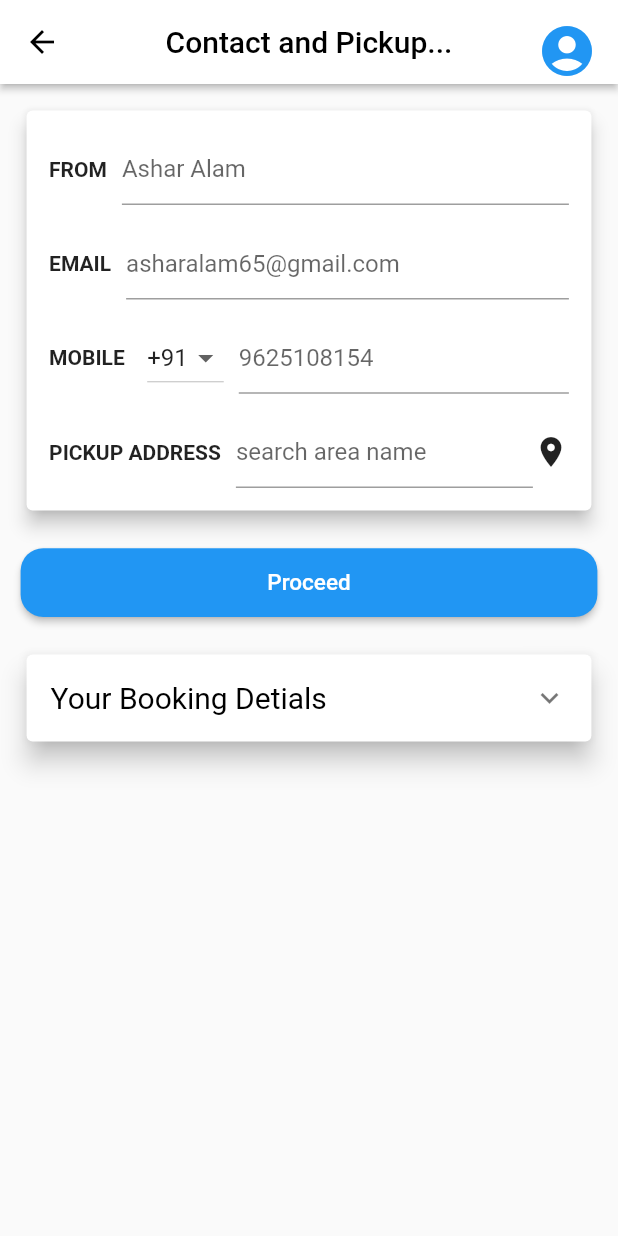
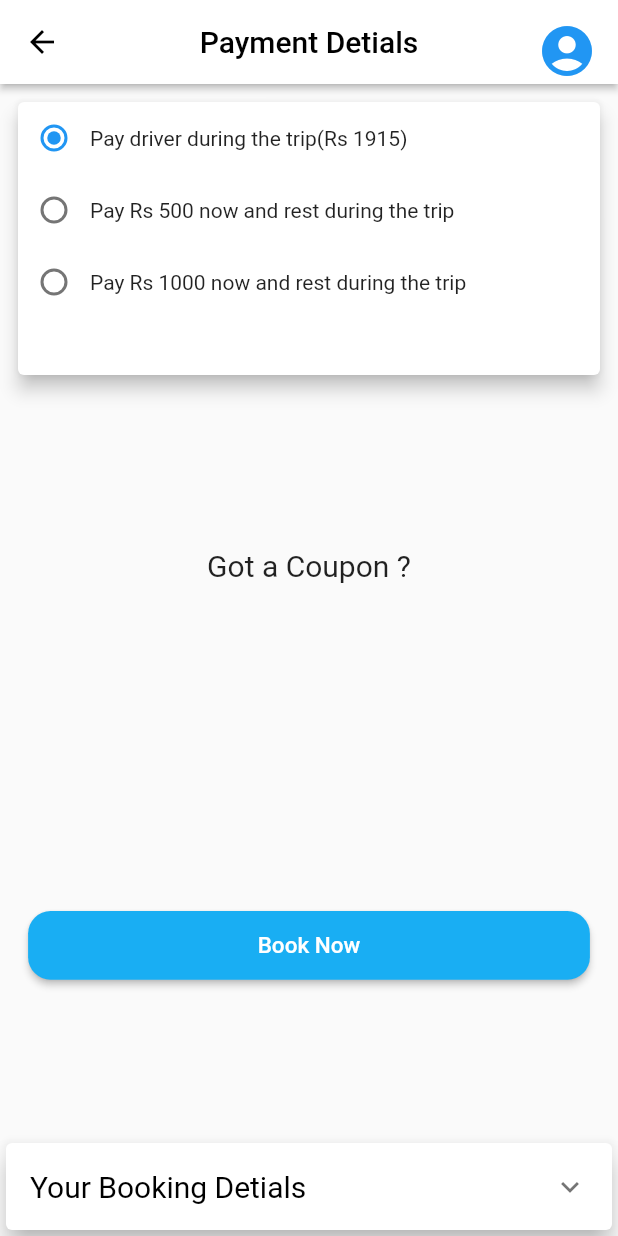
Before and after one commit to ashar-alam/car_rental, a Flutter app: the MyContactAndPickup screen opened directly, after a tap on "Proceed", on a phone screen of 412 x 824 dp. Run offline on Flutter 3.47's test engine with Material 2 defaults, Android fonts, the phone set to English and light mode, and no system bars.

Commit message:
new screen paymentDetials

```diff
--- a/lib/screens/account.dart
+++ b/lib/screens/account.dart
@@ -1,7 +1,10 @@
+import 'package:car_rental/utils/AppStyle.dart';
 import 'package:car_rental/utils/StringManager.dart';
 import 'package:car_rental/utils/utils.dart';
 import 'package:car_rental/widgets/button.dart';
 import 'package:flutter/material.dart';
+
+import '../widgets/AppBarView.dart';
 
 class MyAccount extends StatefulWidget {
   const MyAccount({Key? key}) : super(key: key);
@@ -14,38 +17,34 @@ class _MyAccountState extends State<MyAccount> {
   @override
   Widget build(BuildContext context) {
     return Scaffold(
-      appBar: AppBar(
-        title: const Text(
-          StringManager.account,
-          style: TextStyle(fontSize: 30),
-        ),
+      appBar: AppBarView().appBar(
+        context,
+        title: StringManager.account,
+        actions: [],
       ),
       body: SingleChildScrollView(
         padding: EdgeInsets.all(Utils.getWidth(context)) / 20,
-        child: Form(
+        child: Column(
+          mainAxisAlignment: MainAxisAlignment.spaceAround,
+          children: [
+            Form(
               child: Column(
                 children: [
                   TextFormField(
                     decoration: const InputDecoration(
                       label: Text(
                         StringManager.name,
-                    style: TextStyle(fontSize: 20),
+                        style: TextStyle(fontSize: 18),
                       ),
                     ),
-              ),
-              const SizedBox(
-                height: 10,
                   ),
                   TextFormField(
                     decoration: const InputDecoration(
                       label: Text(
                         StringManager.mobile,
-                    style: TextStyle(fontSize: 20),
+                        style: TextStyle(fontSize: 18),
                       ),
                     ),
-              ),
-              const SizedBox(
-                height: 10,
                   ),
                   TextFormField(
                     decoration: const InputDecoration(
@@ -55,21 +54,24 @@ class _MyAccountState extends State<MyAccount> {
                       ),
                     ),
                   ),
-              const SizedBox(
-                height: 40,
+                  const SizedBox(height: 20),
+                ],
+              ),
             ),
             MyButton(
               title: StringManager.update,
             ),
             const SizedBox(
-                height: 20,
+              height: 12,
             ),
             Row(
+              mainAxisAlignment: MainAxisAlignment.spaceBetween,
               children: [
                 TextButton(
                   style: TextButton.styleFrom(
                     textStyle: const TextStyle(
-                        fontSize: 20,
+                      fontSize: 15,
+                      fontWeight: FontWeight.w500,
                     ),
                   ),
                   onPressed: () {},
@@ -81,41 +83,51 @@ class _MyAccountState extends State<MyAccount> {
                 TextButton(
                   style: TextButton.styleFrom(
                     textStyle: const TextStyle(
-                        fontSize: 20,
-                      ),
+                        fontSize: 15, fontWeight: FontWeight.w500),
                   ),
                   onPressed: () {},
                   child: const Text(
-                      StringManager.forgotPassword,
-                      style: TextStyle(color: Colors.green),
+                    StringManager.updatePassword,
+                    style: TextStyle(color: AppStyle.lightBlue),
                   ),
                 ),
               ],
             ),
             const SizedBox(
-                height: 40,
+              height: 20,
             ),
             ElevatedButton(
               style: ElevatedButton.styleFrom(
                 side: const BorderSide(
-                    color: Colors.green,
+                  color: AppStyle.lightBlue,
                 ),
                 primary: Colors.white,
                 minimumSize: Size(
-                    Utils.getWidth(context) / 10,
-                    Utils.getHeight(context) / 15,
+                  Utils.getWidth(context) / 3.5,
+                  Utils.getHeight(context) / 20,
                 ),
               ),
               onPressed: () {},
               child: const Text(
                 StringManager.booking,
-                  style: TextStyle(color: Colors.black),
+                style: TextStyle(color: AppStyle.lightBlue),
+              ),
+            ),
+            const SizedBox(
+              height: 200,
+            ),
+            const BottomAppBar(
+              color: AppStyle.lightBlue,
+              child: Padding(
+                padding: EdgeInsets.all(10.0),
+                child: Text(
+                  "For any feedback or concerns related to your booking,\n please mail us at orders@savari.com or call us at\n 9625108154",
+                ),
               ),
             ),
           ],
         ),
       ),
-      ),
     );
   }
 }
--- a/lib/screens/contactPickUp.dart
+++ b/lib/screens/contactPickUp.dart
@@ -1,3 +1,4 @@
+import 'package:car_rental/screens/paymentDetials.dart';
 import 'package:car_rental/utils/StringManager.dart';
 import 'package:car_rental/widgets/text.dart';
 import 'package:flutter/material.dart';
@@ -21,7 +22,7 @@ class _MyContactAndPickupState extends State<MyContactAndPickup> {
     return Scaffold(
       appBar: AppBarView().appBar(
         context,
-        title: StringManager.title,
+        title: StringManager.contactPickup,
         actions: [
           GestureDetector(
             onTap: () {
@@ -49,7 +50,7 @@ class _MyContactAndPickupState extends State<MyContactAndPickup> {
             children: [
               SizedBox(
                 width: Utils.getWidth(context) / 1,
-                height: Utils.getHeight(context) / 3,
+                // height: Utils.getHeight(context) / 3,
                 child: Card(
                   elevation: 5,
                   child: Padding(
@@ -143,13 +144,13 @@ class _MyContactAndPickupState extends State<MyContactAndPickup> {
                   ),
                 ),
               ),
-              const SizedBox(
-                height: 20,
-              ),
+              // const SizedBox(
+              //   height: 20,
+              // ),
               ElevatedButton(
                 style: ElevatedButton.styleFrom(
                   shape: RoundedRectangleBorder(
-                      borderRadius: BorderRadius.circular(15)),
+                      borderRadius: BorderRadius.circular(10)),
                   minimumSize: Size(
                     Utils.getWidth(context) / 1,
                     Utils.getHeight(context) / 18,
@@ -158,7 +159,7 @@ class _MyContactAndPickupState extends State<MyContactAndPickup> {
                 onPressed: () {
                   Navigator.of(context).push(
                     MaterialPageRoute(
-                      builder: (context) => const MyContactAndPickup(),
+                      builder: (context) => const MyPaymentDetials(),
                     ),
                   );
                 },
@@ -167,13 +168,13 @@ class _MyContactAndPickupState extends State<MyContactAndPickup> {
                   style: TextStyle(fontSize: 15),
                 ),
               ),
-              const SizedBox(
-                height: 20,
-              ),
-              // SizedBox(
-              //   width: Utils.getWidth(context) / 1,
-              //   height: Utils.getHeight(context) / 3,
-              Card(
+              // const SizedBox(
+              //   height: 20,
+              // ),
+              SizedBox(
+                width: Utils.getWidth(context) / 1,
+                // height: Utils.getHeight(context) / 1.5,
+                child: Card(
                   elevation: 7,
                   child: ExpansionTile(
                     title: const Text(
@@ -268,7 +269,7 @@ class _MyContactAndPickupState extends State<MyContactAndPickup> {
                     ],
                   ),
                 ),
-              // ),
+              ),
             ],
           ),
         ),
--- a/lib/screens/outstation.dart/oneWay.dart
+++ b/lib/screens/outstation.dart/oneWay.dart
@@ -124,7 +124,7 @@ class _OneWayState extends State<OneWay> with SingleTickerProviderStateMixin {
                   MyText(
                     title: StringManager.rent,
                     style: const TextStyle(
-                      color: Color.fromARGB(255, 120, 216, 248),
+                      color: Color.fromARGB(255, 90, 225, 245),
                     ),
                   ),
                   const SizedBox(
--- /dev/null
+++ b/lib/screens/paymentDetials.dart
@@ -0,0 +1,244 @@
+import 'package:car_rental/utils/AppStyle.dart';
+import 'package:car_rental/widgets/headText.dart';
+import 'package:flutter/material.dart';
+
+import '../utils/StringManager.dart';
+import '../utils/utils.dart';
+import '../widgets/AppBarView.dart';
+import '../widgets/iconButton.dart';
+
+class MyPaymentDetials extends StatefulWidget {
+  const MyPaymentDetials({Key? key}) : super(key: key);
+
+  @override
+  State<MyPaymentDetials> createState() => _MyPaymentDetialsState();
+}
+
+class _MyPaymentDetialsState extends State<MyPaymentDetials> {
+  final int _value = 1;
+  @override
+  Widget build(BuildContext context) {
+    return Scaffold(
+      appBar: AppBarView().appBar(
+        context,
+        title: StringManager.paymentDetials,
+        actions: [
+          GestureDetector(
+            onTap: () {
+              // Navigator.pushNamed(context, Routes.profile);
+            },
+            child: Container(
+              padding: EdgeInsets.all(Utils.getWidth(context) / 90.0),
+              decoration: BoxDecoration(
+                shape: BoxShape.circle,
+                border: Border.all(
+                  color: Colors.transparent,
+                  width: 1.5,
+                ),
+              ),
+              child: const MyIconButton(),
+            ),
+          ),
+        ],
+      ),
+      body: Column(
+        mainAxisAlignment: MainAxisAlignment.spaceBetween,
+        children: [
+          SizedBox(
+            width: Utils.getWidth(context) / 1,
+            height: Utils.getHeight(context) / 4,
+            child: Padding(
+              padding: const EdgeInsets.all(8.0),
+              child: Card(
+                elevation: 5,
+                child: Column(
+                  children: [
+                    Row(
+                      children: [
+                        Radio(
+                          value: 1,
+                          groupValue: _value,
+                          onChanged: (value) {
+                            // setState(() {
+                            //   _value = value;
+                            // });
+                          },
+                        ),
+                        const Text(StringManager.payDuringTheTrip),
+                      ],
+                    ),
+                    Row(
+                      children: [
+                        Radio(
+                          value: 2,
+                          groupValue: _value,
+                          onChanged: (value) {
+                            // setState(() {
+                            //   _value = value;
+                            // });
+                          },
+                        ),
+                        const Text(StringManager.pay500Now),
+                      ],
+                    ),
+                    Row(
+                      children: [
+                        Radio(
+                          value: 3,
+                          groupValue: _value,
+                          onChanged: (value) {
+                            // setState(() {
+                            //   _value = value;
+                            // });
+                          },
+                        ),
+                        const Text(StringManager.pay1000Now),
+                      ],
+                    ),
+                  ],
+                ),
+              ),
+            ),
+          ),
+          MyText(
+            title: StringManager.gotCoupon,
+            style: const TextStyle(fontSize: 20),
+          ),
+          const SizedBox(
+            height: 10,
+          ),
+          // Row(
+          //   children: const [
+          //     TextField(
+          //       decoration: InputDecoration(
+          //           border: OutlineInputBorder(), labelText: "coupon"),
+          //     ),
+          //     ElevatedButton(
+          //       style: ,
+          //       onPressed: (){}, child: Text("hello"))
+          //   ],
+          // ),
+          // MyButton(title: StringManager.booknow),
+          ElevatedButton(
+            style: ElevatedButton.styleFrom(
+              primary: AppStyle.lightBlue,
+              shape: RoundedRectangleBorder(
+                borderRadius: BorderRadius.circular(15),
+              ),
+              minimumSize: Size(
+                Utils.getWidth(context) / 1.1,
+                Utils.getHeight(context) / 18,
+              ),
+            ),
+            onPressed: () {
+              // Navigator.of(context).push(
+              //   MaterialPageRoute(
+              //     builder: (context) => const MyPaymentDetials(),
+              //   ),
+              // );
+            },
+            child: const Text(
+              StringManager.booknow,
+              style: TextStyle(fontSize: 15),
+            ),
+          ),
+          Card(
+            elevation: 7,
+            child: ExpansionTile(
+              title: const Text(
+                StringManager.bookingDetials,
+                style: TextStyle(fontSize: 20.0, color: Colors.black),
+              ),
+              children: <Widget>[
+                ListTile(
+                  title: Row(
+                    mainAxisAlignment: MainAxisAlignment.spaceBetween,
+                    children: [
+                      const Text(
+                        StringManager.pickupCity,
+                        style: TextStyle(
+                            fontSize: 12, fontWeight: FontWeight.w600),
+                      ),
+                      MyText(
+                        title: "Jabalpur,Madhya Pardesh",
+                        style: const TextStyle(
+                            fontSize: 12, fontWeight: FontWeight.w600),
+                      ),
+                    ],
+                  ),
+                ),
+                ListTile(
+                  title: Row(
+                    mainAxisAlignment: MainAxisAlignment.spaceBetween,
+                    children: [
+                      const Text(
+                        StringManager.tripType,
+                        style: TextStyle(
+                            fontSize: 12, fontWeight: FontWeight.w600),
+                      ),
+                      MyText(
+                        title: "Local 8 hrs|80kms",
+                        style: const TextStyle(
+                            fontSize: 12, fontWeight: FontWeight.w600),
+                      ),
+                    ],
+                  ),
+                ),
+                ListTile(
+                  title: Row(
+                    mainAxisAlignment: MainAxisAlignment.spaceBetween,
+                    children: [
+                      const Text(
+                        StringManager.pickupDateTime,
+                        style: TextStyle(
+                            fontSize: 12, fontWeight: FontWeight.w600),
+                      ),
+                      MyText(
+                        title: "24-08-2022|01:00 PM",
+                        style: const TextStyle(
+                            fontSize: 12, fontWeight: FontWeight.w600),
+                      ),
+                    ],
+                  ),
+                ),
+                ListTile(
+                  title: Row(
+                    mainAxisAlignment: MainAxisAlignment.spaceBetween,
+                    children: [
+                      const Text(
+                        StringManager.careType,
+                        style: TextStyle(
+                            fontSize: 12, fontWeight: FontWeight.w600),
+                      ),
+                      MyText(
+                        title: "Toyota Ertios or Equivalant",
+                        style: const TextStyle(
+                            fontSize: 12, fontWeight: FontWeight.w600),
+                      ),
+                    ],
+                  ),
+                ),
+                ListTile(
+                  title: Row(
+                    mainAxisAlignment: MainAxisAlignment.spaceBetween,
+                    children: [
+                      const Text(
+                        StringManager.totalFare,
+                        style: TextStyle(fontWeight: FontWeight.bold),
+                      ),
+                      MyText(
+                        title: "Rs 1995",
+                        style: const TextStyle(
+                            fontSize: 15, fontWeight: FontWeight.bold),
+                      ),
+                    ],
+                  ),
+                ),
+              ],
+            ),
+          ),
+        ],
+      ),
+    );
+  }
+}
--- /dev/null
+++ b/lib/utils/AppStyle.dart
@@ -0,0 +1,10 @@
+
+//class to use throughout the class
+
+import 'package:flutter/material.dart';
+
+class AppStyle{
+static const Color lightBlue = Color.fromARGB(255, 25, 174, 243);
+// static const String lightBlue = Color.fromRGB(32,168,215);
+
+}
--- a/lib/utils/StringManager.dart
+++ b/lib/utils/StringManager.dart
@@ -22,14 +22,15 @@ class StringManager {
   static const String toAirport = 'To Airport';
   static const String city = 'CITY';
   static const String dropAddress = 'DROP ADDRESS';
+  // Account Screen
   static const String account = 'Account';
   static const String name = 'NAME';
   static const String mobile = 'MOBILE';
   static const String email = 'EMAIL';
   static const String update = 'Update';
   static const String signOut = 'Sign Out';
-  static const String forgotPassword = 'Forgot Password';
-  static const String booking = 'Booking';
+  static const String updatePassword = 'Update Password';
+  static const String booking = 'Bookings';
   // onWay screen
   static const String jaipurTonk = 'Jaipur - Tonk';
   static const String dateTime = '20-08-2022 | 12:00 AM';
@@ -49,7 +50,7 @@ class StringManager {
   static const String nightAllowance = 'Night Allowance';
 
   // ContactAndPickup Screen
-  static const String title = 'Contact and Pickup...';
+  static const String contactPickup = 'Contact and Pickup...';
   static const String pickupAddress = 'PICKUP ADDRESS';
   static const String proceed = 'Proceed';
   static const String bookingDetials = 'Your Booking Detials';
@@ -59,6 +60,15 @@ class StringManager {
   static const String careType = 'Car Type';
   static const String totalFare = 'Total Fare';
 
+  // PaymnetDetials Screen
+  static const String paymentDetials = 'Payment Detials';
+  static const String payDuringTheTrip ='Pay driver during the trip(Rs 1915)';
+  static const String pay500Now = 'Pay Rs 500 now and rest during the trip';
+  static const String pay1000Now = 'Pay Rs 1000 now and rest during the trip';
+  static const String gotCoupon = 'Got a Coupon ?';
+  static const String booknow = 'Book Now';
+
+
 
 
 
--- a/lib/widgets/button.dart
+++ b/lib/widgets/button.dart
@@ -1,4 +1,5 @@
 import 'package:car_rental/screens/outstation.dart/oneWay.dart';
+import 'package:car_rental/utils/AppStyle.dart';
 import 'package:flutter/material.dart';
 
 import '../utils/utils.dart';
@@ -11,10 +12,11 @@ class MyButton extends StatelessWidget {
   Widget build(BuildContext context) {
     return ElevatedButton(
       style: ElevatedButton.styleFrom(
-        shape: RoundedRectangleBorder(borderRadius: BorderRadius.circular(15)),
+        primary: AppStyle.lightBlue,
+        shape: RoundedRectangleBorder(borderRadius: BorderRadius.circular(12)),
         minimumSize: Size(
-          Utils.getWidth(context) / 1.2,
-          Utils.getHeight(context) / 18,
+          Utils.getWidth(context) / 1.1,
+          Utils.getHeight(context) / 20,
         ),
       ),
       onPressed: () {
```
Lines whose indentation alone changed are shown as unchanged.
